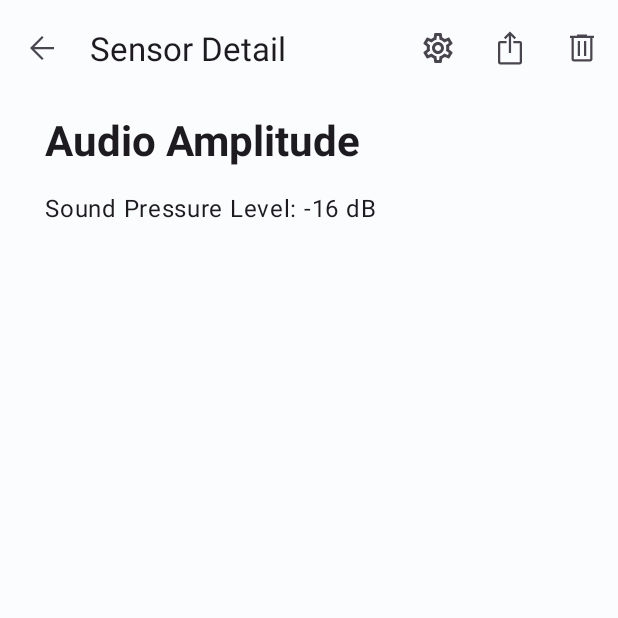
After one commit to DrakeZhao/SensorRecv, an Android app: the DataActivity screen opened directly, with no data from a screen before it, on a phone screen of 412 x 824 dp, the top half of it. The commit adds this screen. Run offline under Robolectric (Android 15) with nearby library versions, the phone set to English and light mode, and no system bars.

Commit message:
Added sensor page

```diff
--- a/app/src/main/AndroidManifest.xml
+++ b/app/src/main/AndroidManifest.xml
@@ -14,6 +14,9 @@
         android:theme="@style/AppTheme"
         tools:targetApi="31">
         <activity
+            android:name=".DataActivity"
+            android:exported="false" />
+        <activity
             android:name=".DeviceActivity"
             android:exported="true" />
         <activity
--- /dev/null
+++ b/app/src/main/java/com/zz19u21/sensorrecv/DataActivity.kt
@@ -0,0 +1,38 @@
+package com.zz19u21.sensorrecv
+
+import androidx.appcompat.app.AppCompatActivity
+import android.os.Bundle
+import android.widget.Toast
+import com.zz19u21.sensorrecv.databinding.ActivityDataBinding
+import com.zz19u21.sensorrecv.databinding.ActivityDeviceBinding
+
+class DataActivity : AppCompatActivity() {
+    private lateinit var binding: ActivityDataBinding
+    override fun onCreate(savedInstanceState: Bundle?) {
+        super.onCreate(savedInstanceState)
+        binding = ActivityDataBinding.inflate(layoutInflater)
+        val view = binding.root
+        setContentView(view)
+        binding.topAppBar.setNavigationOnClickListener{
+            finish()
+        }
+        binding.topAppBar.setOnMenuItemClickListener{ menuItem ->
+            when (menuItem.itemId){
+                R.id.shareValue ->{
+                    Toast.makeText(this, "Share", Toast.LENGTH_SHORT).show()
+                    true
+                }
+                R.id.setDevice ->{
+                    Toast.makeText(this, "Settings", Toast.LENGTH_SHORT).show()
+                    true
+                }
+                R.id.delete_device->{
+                    Toast.makeText(this, "Delete", Toast.LENGTH_SHORT).show()
+                    true
+                }
+                else -> false
+            }
+
+        }
+    }
+}
--- /dev/null
+++ b/app/src/main/res/drawable/delete.xml
@@ -0,0 +1,10 @@
+<vector xmlns:android="http://schemas.android.com/apk/res/android"
+    android:width="24dp"
+    android:height="24dp"
+    android:viewportWidth="48"
+    android:viewportHeight="48"
+    android:tint="?attr/colorControlNormal">
+  <path
+      android:fillColor="@android:color/white"
+      android:pathData="M13.05,42Q11.85,42 10.95,41.1Q10.05,40.2 10.05,39V10.5H8V7.5H17.4V6H30.6V7.5H40V10.5H37.95V39Q37.95,40.2 37.05,41.1Q36.15,42 34.95,42ZM34.95,10.5H13.05V39Q13.05,39 13.05,39Q13.05,39 13.05,39H34.95Q34.95,39 34.95,39Q34.95,39 34.95,39ZM18.35,34.7H21.35V14.75H18.35ZM26.65,34.7H29.65V14.75H26.65ZM13.05,10.5V39Q13.05,39 13.05,39Q13.05,39 13.05,39Q13.05,39 13.05,39Q13.05,39 13.05,39Z"/>
+</vector>
--- /dev/null
+++ b/app/src/main/res/drawable/ios_share.xml
@@ -0,0 +1,10 @@
+<vector xmlns:android="http://schemas.android.com/apk/res/android"
+    android:width="24dp"
+    android:height="24dp"
+    android:viewportWidth="48"
+    android:viewportHeight="48"
+    android:tint="?attr/colorControlNormal">
+  <path
+      android:fillColor="@android:color/white"
+      android:pathData="M11,46Q9.8,46 8.9,45.1Q8,44.2 8,43V17.55Q8,16.35 8.9,15.45Q9.8,14.55 11,14.55H19.45V17.55H11Q11,17.55 11,17.55Q11,17.55 11,17.55V43Q11,43 11,43Q11,43 11,43H37Q37,43 37,43Q37,43 37,43V17.55Q37,17.55 37,17.55Q37,17.55 37,17.55H28.45V14.55H37Q38.2,14.55 39.1,15.45Q40,16.35 40,17.55V43Q40,44.2 39.1,45.1Q38.2,46 37,46ZM22.45,30.65V7.8L18.05,12.2L15.9,10.05L23.95,2L32,10.05L29.85,12.2L25.45,7.8V30.65Z"/>
+</vector>
--- /dev/null
+++ b/app/src/main/res/layout/activity_data.xml
@@ -0,0 +1,53 @@
+<androidx.coordinatorlayout.widget.CoordinatorLayout xmlns:android="http://schemas.android.com/apk/res/android"
+    xmlns:app="http://schemas.android.com/apk/res-auto"
+    xmlns:tools="http://schemas.android.com/tools"
+    android:layout_width="match_parent"
+    android:layout_height="match_parent"
+    tools:context=".DataActivity">
+
+    <com.google.android.material.appbar.AppBarLayout
+        android:id="@+id/appBarLayout"
+        android:layout_width="match_parent"
+        android:layout_height="wrap_content">
+        <com.google.android.material.appbar.MaterialToolbar
+            android:id="@+id/topAppBar"
+            android:layout_width="match_parent"
+            android:layout_height="?attr/actionBarSize"
+            app:layout_anchor="@+id/appBarLayout"
+            app:layout_anchorGravity="center"
+            app:navigationIcon="@drawable/arrow_back"
+            app:title="@string/sensor_detail"
+            app:menu="@menu/data_menu"/>
+    </com.google.android.material.appbar.AppBarLayout>
+
+    <androidx.core.widget.NestedScrollView
+        android:layout_width="match_parent"
+        android:layout_height="match_parent"
+        app:layout_behavior="@string/appbar_scrolling_view_behavior">
+        <LinearLayout
+            android:layout_width="match_parent"
+            android:layout_height="match_parent"
+            android:orientation="vertical">
+            <TextView
+                android:layout_width="wrap_content"
+                android:layout_height="wrap_content"
+                android:layout_marginVertical="10dp"
+                android:layout_marginStart="30dp"
+                android:text="@string/audio_amplitude"
+                android:textAppearance="?attr/textAppearanceTitleLarge"
+                android:textSize="28sp"
+                android:textStyle="bold"
+                app:layout_constraintStart_toStartOf="parent"
+                app:layout_constraintTop_toTopOf="parent" />
+            <TextView
+                android:layout_width="wrap_content"
+                android:layout_height="wrap_content"
+                android:layout_marginStart="30dp"
+                android:layout_marginTop="5dp"
+                android:text="@string/sound_eg"
+                android:textAppearance="?attr/textAppearanceBodyLarge"
+                app:layout_constraintStart_toStartOf="parent"
+                app:layout_constraintTop_toTopOf="parent" />
+        </LinearLayout>
+    </androidx.core.widget.NestedScrollView>
+</androidx.coordinatorlayout.widget.CoordinatorLayout>
--- /dev/null
+++ b/app/src/main/res/menu/data_menu.xml
@@ -0,0 +1,25 @@
+<?xml version="1.0" encoding="utf-8"?>
+<menu xmlns:android="http://schemas.android.com/apk/res/android"
+    xmlns:app="http://schemas.android.com/apk/res-auto">
+
+    <item
+        android:id="@+id/setDevice"
+        android:title="@string/settings"
+        android:icon="@drawable/outline_settings_24"
+        app:showAsAction="ifRoom"
+        />
+    <item
+        android:id="@+id/shareValue"
+        android:title="@string/share_value"
+        android:icon="@drawable/ios_share"
+        app:showAsAction="ifRoom"
+        />
+    <item
+        android:id="@+id/delete_device"
+        android:title="@string/delete"
+        android:icon="@drawable/delete"
+        app:showAsAction="ifRoom"
+        />
+
+
+</menu>
--- a/app/src/main/res/values/strings.xml
+++ b/app/src/main/res/values/strings.xml
@@ -21,4 +21,8 @@
     <string name="sensor_1">Sensor #1</string>
     <string name="settings">Settings</string>
     <string name="export_data">Export Data</string>
+    <string name="sensor_detail">Sensor Detail</string>
+    <string name="share_value">Share Value</string>
+    <string name="audio_amplitude">Audio Amplitude</string>
+    <string name="sound_eg">Sound Pressure Level: -16 dB</string>
 </resources>
```
Also changed, not shown: app/src/main/res/layout/activity_main.xml (+89 -0 lines).
